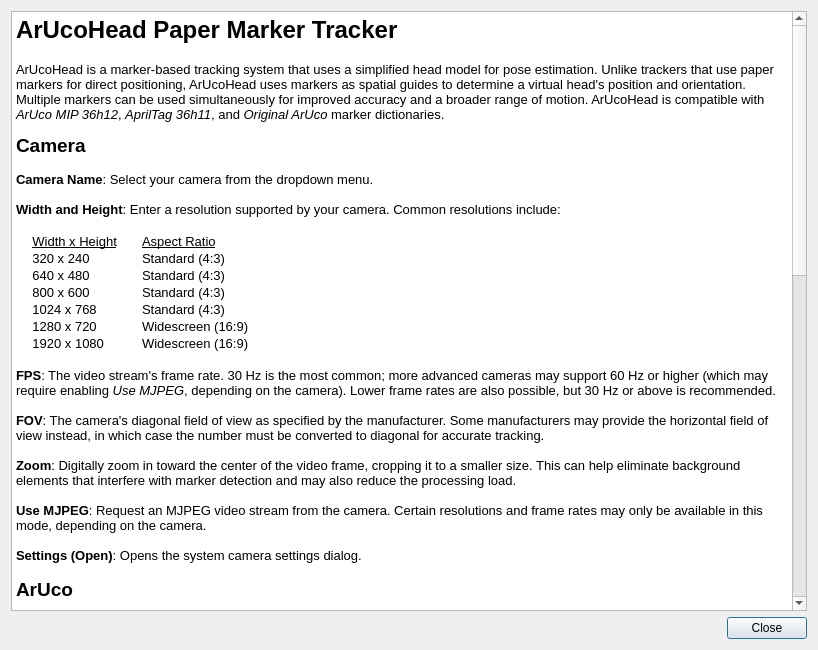
Above: tracker-arucohead/arucohead-help.ui from adrianlopezroche/opentrack before the change. Below: the same form after it.
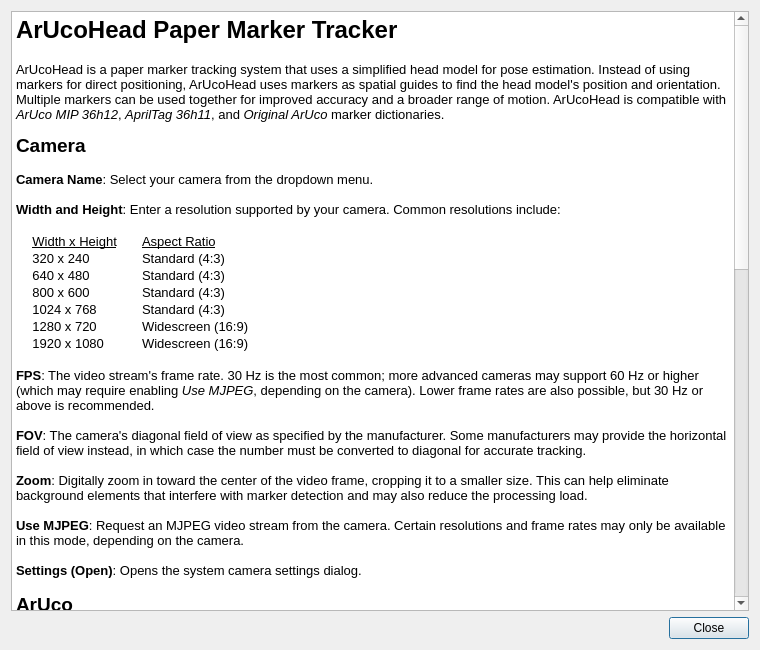
That is the form after the change.

Commit message: Update help text.

```diff
--- a/tracker-arucohead/arucohead-help.ui
+++ b/tracker-arucohead/arucohead-help.ui
@@ -6,7 +6,7 @@
    <rect>
     <x>0</x>
     <y>0</y>
-    <width>818</width>
+    <width>760</width>
     <height>650</height>
    </rect>
   </property>
@@ -25,7 +25,7 @@
 li.checked::marker { content: &quot;\2612&quot;; }
 &lt;/style&gt;&lt;/head&gt;&lt;body style=&quot; font-family:'Segoe UI'; font-size:9pt; font-weight:400; font-style:normal;&quot;&gt;
 &lt;p style=&quot; margin-top:0px; margin-bottom:0px; margin-left:0px; margin-right:0px; -qt-block-indent:0; text-indent:0px;&quot;&gt;&lt;span style=&quot; font-size:xx-large; font-weight:700;&quot;&gt;ArUcoHead Paper Marker Tracker&lt;/span&gt;&lt;/p&gt;
-&lt;p style=&quot; margin-top:18px; margin-bottom:12px; margin-left:0px; margin-right:0px; -qt-block-indent:0; text-indent:0px;&quot;&gt;&lt;span style=&quot; font-size:10pt;&quot;&gt;ArUcoHead is a marker-based tracking system that uses a simplified head model for pose estimation. Unlike trackers that use paper markers for direct positioning, ArUcoHead uses markers as spatial guides to determine a virtual head's position and orientation. Multiple markers can be used simultaneously for improved accuracy and a broader range of motion. ArUcoHead is compatible with &lt;/span&gt;&lt;span style=&quot; font-size:10pt; font-style:italic;&quot;&gt;ArUco MIP 36h12&lt;/span&gt;&lt;span style=&quot; font-size:10pt;&quot;&gt;, &lt;/span&gt;&lt;span style=&quot; font-size:10pt; font-style:italic;&quot;&gt;AprilTag 36h11&lt;/span&gt;&lt;span style=&quot; font-size:10pt;&quot;&gt;, and &lt;/span&gt;&lt;span style=&quot; font-size:10pt; font-style:italic;&quot;&gt;Original ArUco&lt;/span&gt;&lt;span style=&quot; font-size:10pt;&quot;&gt; marker dictionaries.&lt;/span&gt;&lt;/p&gt;
+&lt;p style=&quot; margin-top:18px; margin-bottom:12px; margin-left:0px; margin-right:0px; -qt-block-indent:0; text-indent:0px;&quot;&gt;&lt;span style=&quot; font-size:10pt;&quot;&gt;ArUcoHead is a paper marker tracking system that uses a simplified head model for pose estimation. Instead of using markers for direct positioning, ArUcoHead uses markers as spatial guides to find the head model's position and orientation. Multiple markers can be used together for improved accuracy and a broader range of motion. ArUcoHead is compatible with &lt;/span&gt;&lt;span style=&quot; font-size:10pt; font-style:italic;&quot;&gt;ArUco MIP 36h12&lt;/span&gt;&lt;span style=&quot; font-size:10pt;&quot;&gt;, &lt;/span&gt;&lt;span style=&quot; font-size:10pt; font-style:italic;&quot;&gt;AprilTag 36h11&lt;/span&gt;&lt;span style=&quot; font-size:10pt;&quot;&gt;, and &lt;/span&gt;&lt;span style=&quot; font-size:10pt; font-style:italic;&quot;&gt;Original ArUco&lt;/span&gt;&lt;span style=&quot; font-size:10pt;&quot;&gt; marker dictionaries.&lt;/span&gt;&lt;/p&gt;
 &lt;p style=&quot; margin-top:0px; margin-bottom:0px; margin-left:0px; margin-right:0px; -qt-block-indent:0; text-indent:0px;&quot;&gt;&lt;span style=&quot; font-size:14pt; font-weight:700;&quot;&gt;Camera&lt;/span&gt;&lt;/p&gt;
 &lt;p style=&quot; margin-top:0px; margin-bottom:0px; margin-left:0px; margin-right:0px; -qt-block-indent:0; text-indent:0px;&quot;&gt;&lt;span style=&quot; font-size:10pt; font-weight:700;&quot;&gt;&lt;br /&gt;Camera Name&lt;/span&gt;&lt;span style=&quot; font-size:10pt;&quot;&gt;: Select your camera from the dropdown menu.&lt;/span&gt;&lt;/p&gt;
 &lt;p style=&quot;-qt-paragraph-type:empty; margin-top:0px; margin-bottom:0px; margin-left:0px; margin-right:0px; -qt-block-indent:0; text-indent:0px; font-size:10pt; font-weight:700;&quot;&gt;&lt;br /&gt;&lt;/p&gt;
```
